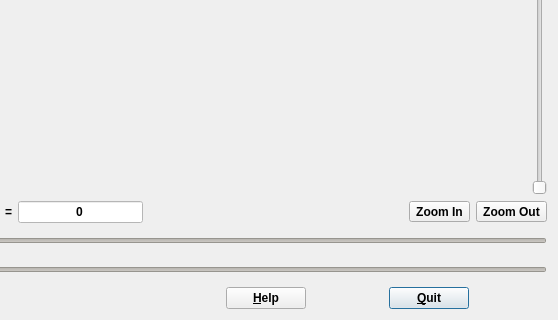
Qt form Applications/Qt/QtImageViewer/QtSlicerGUI.ui (InsightSoftwareConsortium/ITKTubeTK) before a commit; both pictures show x 399 to 957 and y 418 to 738 of the 957 by 738 pixel window.
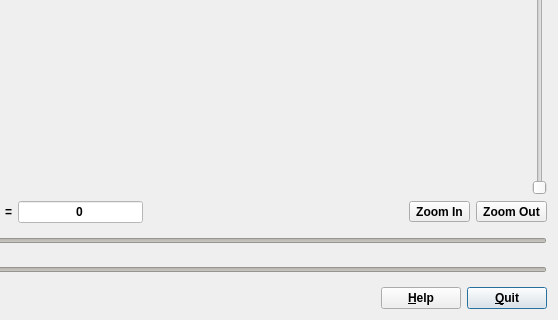
The same form after that commit. Custom widgets are drawn as their Qt base class.

Commit message: BUG: Fixed quit button not doing anything.

Patch:
```diff
--- a/Applications/Qt/QtImageViewer/QtSlicerGUI.ui
+++ b/Applications/Qt/QtImageViewer/QtSlicerGUI.ui
@@ -2589,6 +2589,19 @@
      <property name="margin">
       <number>0</number>
      </property>
+     <item>
+      <spacer name="horizontalSpacer_2">
+       <property name="orientation">
+        <enum>Qt::Horizontal</enum>
+       </property>
+       <property name="sizeHint" stdset="0">
+        <size>
+         <width>28</width>
+         <height>20</height>
+        </size>
+       </property>
+      </spacer>
+     </item>
      <item>
       <widget class="QPushButton" name="buttonHelp">
        <property name="sizePolicy">
```
Left out of the diff: 36 changed lines with no effect on the pictures.
